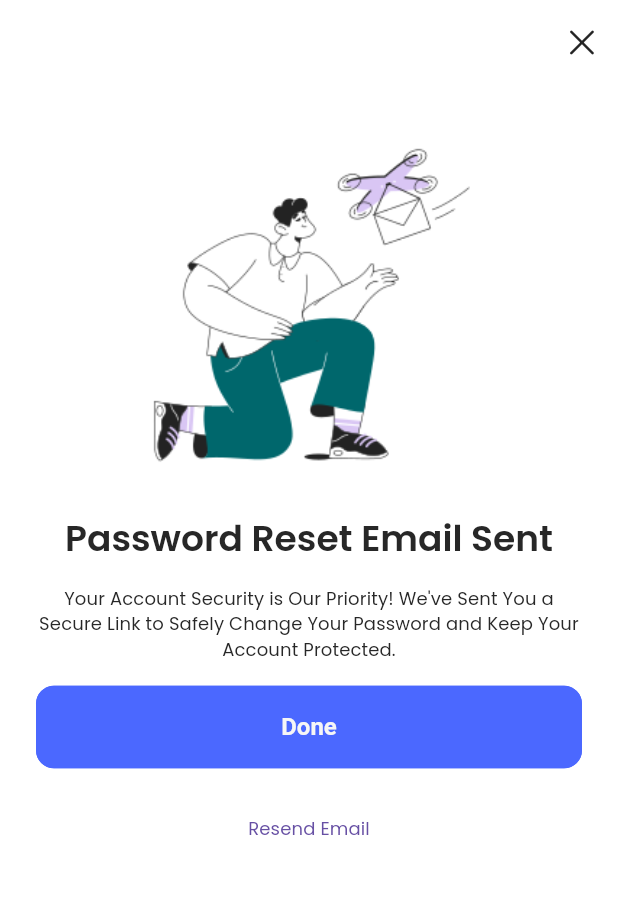
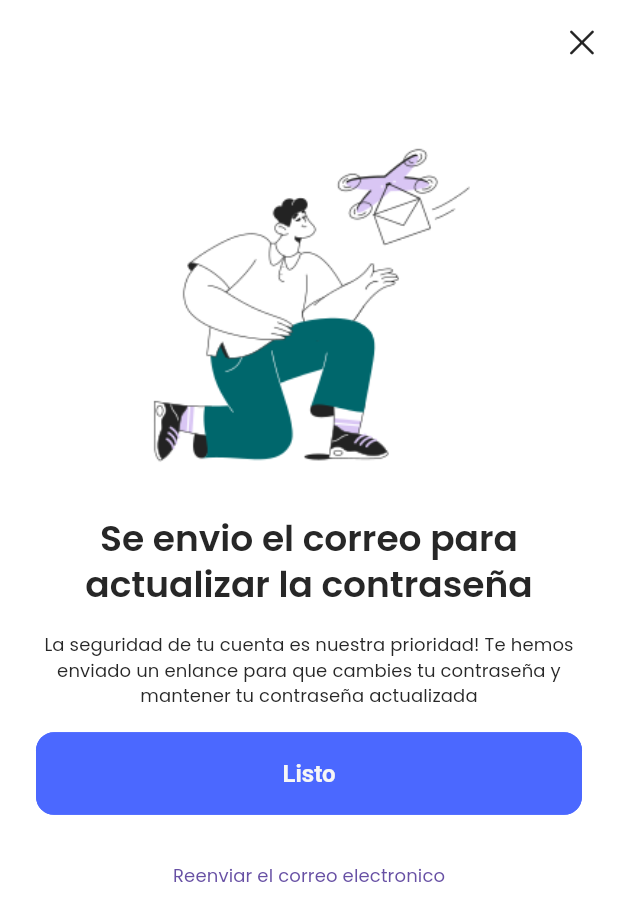
Before and after one commit to RogerThat0011/chilin-flutter, a Flutter app: the ResetPassword screen opened directly, on a phone screen of 412 x 824 dp. Shown: the top 921 px of the screen. Run offline on Flutter 3.47's test engine with Material 3 defaults, Android fonts, the phone set to English and light mode, and no system bars; our stand-ins replace carousel_slider, flutter_rating_bar, get, get_storage, iconsax, logger and 2 more; accounts and stored records are empty; project files that could hold a hidden picture were left out.

Commit message:
Actualizando pantallas

```diff
--- a/cliente_pupuseria_chilin/lib/common/widgets/login_signup/login_header.dart
+++ b/cliente_pupuseria_chilin/lib/common/widgets/login_signup/login_header.dart
@@ -20,7 +20,7 @@ class TLoginHeader extends StatelessWidget {
       children: [
         Image(
           height: 150,
-          image: AssetImage(dark ? TImages.lightAppLogo : TImages.darkAppLogo),
+          image: AssetImage(dark ? TImages.chilinLogoLight : TImages.chilinLogoDark),
         ),
         Text(
           TTexts.loginTitle,
--- a/cliente_pupuseria_chilin/lib/features/screens/signup/widgets/signup_form.dart
+++ b/cliente_pupuseria_chilin/lib/features/screens/signup/widgets/signup_form.dart
@@ -34,7 +34,7 @@ class TSignupForm extends StatelessWidget {
                 child: TextFormField(
                   expands: false,
                   decoration: const InputDecoration(
-                      labelText: TTexts.firstName,
+                      labelText: TTexts.lastName,
                       prefixIcon: Icon(Iconsax.user)),
                 ),
               ),
--- a/cliente_pupuseria_chilin/lib/features/screens/signup/widgets/verify_email.dart
+++ b/cliente_pupuseria_chilin/lib/features/screens/signup/widgets/verify_email.dart
@@ -30,7 +30,7 @@ class VerifyEmailScreen extends StatelessWidget {
             children: [
               //IMAGE
               Image(
-                  image: const AssetImage(TImages.deliveredEmailIllustration),
+                  image: const AssetImage(TImages.chilinLogoLight),
                   width: THelperFunctions.screenWidth() * 0.6),
               const SizedBox(height: TSizes.spaceBtwSections),
 
--- a/cliente_pupuseria_chilin/lib/utils/constants/image_strings.dart
+++ b/cliente_pupuseria_chilin/lib/utils/constants/image_strings.dart
@@ -7,6 +7,9 @@ class TImages {
   // -- App Logos
   static const String darkAppLogo = "assets/logos/t-store-splash-logo-black.png";
   static const String lightAppLogo = "assets/logos/t-store-splash-logo-white.png";
+  // chillin logos
+  static const String chilinLogoLight = "assets/logos/logo-dark.png";
+  static const String chilinLogoDark = "assets/logos/logo-light.png";
 
   // -- Social Logos
   static const String google = "assets/logos/google-icon.png";
--- a/cliente_pupuseria_chilin/lib/utils/constants/text_strings.dart
+++ b/cliente_pupuseria_chilin/lib/utils/constants/text_strings.dart
@@ -3,12 +3,12 @@
 class TTexts {
 
   // -- GLOBAL Texts
-  static const String and = "and";
+  static const String and = "y";
   static const String skip = "Skip";
-  static const String done = "Done";
-  static const String submit = "Submit";
-  static const String appName = "T-Store";
-  static const String tContinue = "Continue";
+  static const String done = "Listo";
+  static const String submit = "Enviar";
+  static const String appName = "Pupuseria Chilin";
+  static const String tContinue = "Continuar";
 
 
   // -- OnBoarding Texts
@@ -22,40 +22,40 @@ class TTexts {
 
 
   // -- Authentication Forms
-  static const String firstName = "First Name";
-  static const String lastName = "Last Name";
-  static const String email = "E-Mail";
-  static const String password = "Password";
-  static const String newPassword = "New Password";
-  static const String username = "Username";
-  static const String phoneNo = "Phone Number";
-  static const String rememberMe = "Remember Me";
-  static const String forgetPassword = "Forget Password?";
-  static const String signIn = "Sign In";
-  static const String createAccount = "Create Account";
-  static const String orSignInWith = "or sign in with";
-  static const String orSignUpWith = "or sign up with";
-  static const String iAgreeTo = "I agree to";
-  static const String privacyPolicy = "Privacy Policy";
-  static const String termsOfUse = "Terms of use";
+  static const String firstName = "Nombre";
+  static const String lastName = "Apellido";
+  static const String email = "Correo electronico";
+  static const String password = "Contraseña";
+  static const String newPassword = "Nueva contraseña";
+  static const String username = "Usuario";
+  static const String phoneNo = "Numero de telefono";
+  static const String rememberMe = "Recuerdame";
+  static const String forgetPassword = "Olvidaste tu contraseña?";
+  static const String signIn = "Iniciar sesión";
+  static const String createAccount = "Crea una cuenta";
+  static const String orSignInWith = "o inicia sesión con";
+  static const String orSignUpWith = "o crea tu cuenta con";
+  static const String iAgreeTo = "Acepto las";
+  static const String privacyPolicy = "Politicas de privacidad";
+  static const String termsOfUse = "T&C";
   static const String verificationCode = "verificationCode";
-  static const String resendEmail = "Resend Email";
+  static const String resendEmail = "Reenviar el correo electronico";
   static const String resendEmailIn = "Resend email in";
 
 
   // -- Authentication Headings
-  static const String loginTitle = "Welcome back,";
-  static const String loginSubTitle = "Discover Limitless Choices and Unmatched Convenience.";
-  static const String signupTitle = "Let’s create your account";
-  static const String forgetPasswordTitle = "Forget password";
-  static const String forgetPasswordSubTitle = "Don’t worry sometimes people can forget too, enter your email and we will send you a password reset link.";
-  static const String changeYourPasswordTitle = "Password Reset Email Sent";
-  static const String changeYourPasswordSubTitle = "Your Account Security is Our Priority! We've Sent You a Secure Link to Safely Change Your Password and Keep Your Account Protected.";
-  static const String confirmEmail = "Verify your email address!";
+  static const String loginTitle = "Bienvenido";
+  static const String loginSubTitle = "Puedes iniciar sesion con tus credenciales";
+  static const String signupTitle = "Vamos a crear tu cuenta";
+  static const String forgetPasswordTitle = "Olvidaste tu contraseña";
+  static const String forgetPasswordSubTitle = "No te preocupes, a veces las personas tambien olvidan su contraseña, por favor ingresa tu correo electronico para que podamos enviarte un link para resetear tu contraseña";
+  static const String changeYourPasswordTitle = "Se envio el correo para actualizar la contraseña";
+  static const String changeYourPasswordSubTitle = "La seguridad de tu cuenta es nuestra prioridad! Te hemos enviado un enlance para que cambies tu contraseña y mantener tu contraseña actualizada";
+  static const String confirmEmail = "Verifica tu correo electronico!";
   static const String confirmEmailSubTitle = "Congratulations! Your Account Awaits: Verify Your Email to Start Shopping and Experience a World of Unrivaled Deals and Personalized Offers.";
   static const String emailNotReceivedMessage = "Didn’t get the email? Check your junk/spam or resend it.";
-  static const String yourAccountCreatedTitle = "Your account successfully created!";
-  static const String yourAccountCreatedSubTitle = "Welcome to Your Ultimate Shopping Destination: Your Account is Created, Unleash the Joy of Seamless Online Shopping!";
+  static const String yourAccountCreatedTitle = "Tu cuenta fue creada con exito!";
+  static const String yourAccountCreatedSubTitle = "Bienvenido a Pupuseria Chilin!";
 
 
   // -- Product
```
Also changed, not shown: cliente_pupuseria_chilin/assets/logos/logo-dark.png (added), cliente_pupuseria_chilin/assets/logos/logo-light.png (added).
